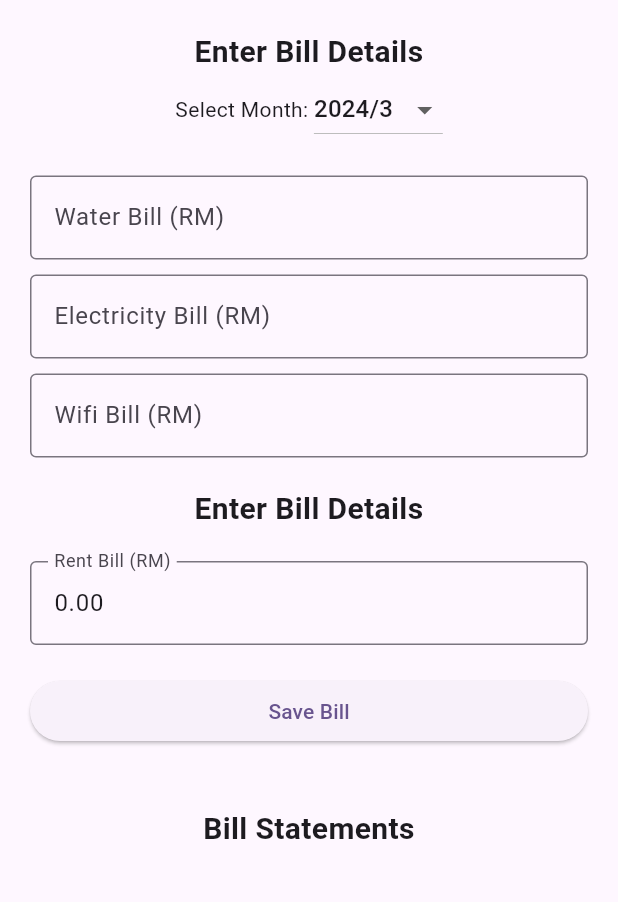
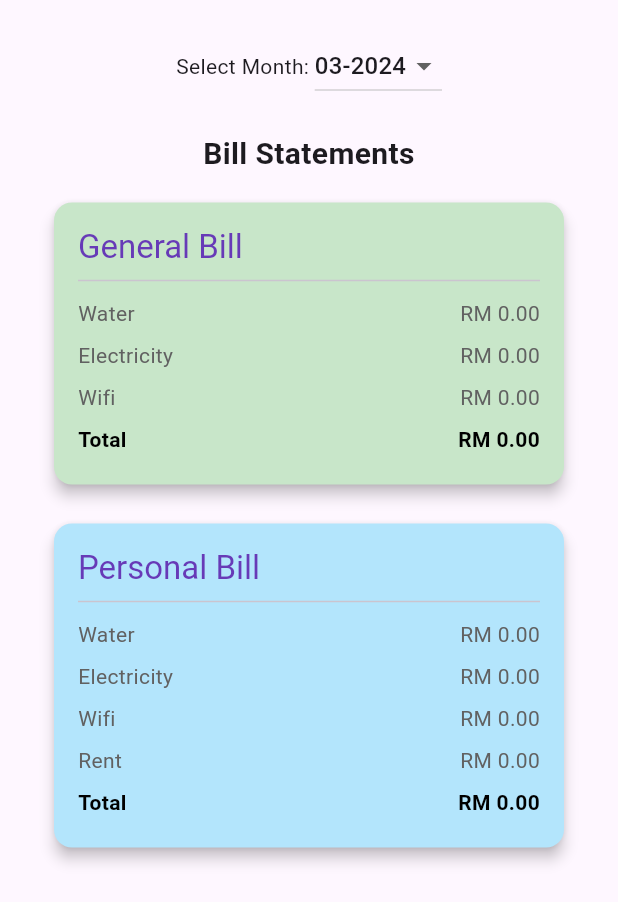
Before and after one commit to ahmdirfnz/Rumah-Sewa-App, a Flutter app: the BillScreen screen opened directly, on a phone screen of 412 x 824 dp. Shown: the top 902 px of the screen. Run offline on Flutter 3.47's test engine with Material 3 defaults, Android fonts, the phone set to English and light mode, and no system bars; our stand-ins replace cloud_firestore, firebase_auth, firebase_core, modal_progress_hud_nsn; accounts and stored records are empty.

Commit message:
completed bill page features

```diff
--- a/lib/screens/bill_screen.dart
+++ b/lib/screens/bill_screen.dart
@@ -1,6 +1,7 @@
 import 'package:cloud_firestore/cloud_firestore.dart';
 import 'package:firebase_auth/firebase_auth.dart';
 import 'package:flutter/material.dart';
+import 'package:rumah_sewa_app/widget/billDetailsCard.dart';
 
 import '../utils/bill.dart';
 
@@ -20,17 +21,57 @@ class _BillScreenState extends State<BillScreen> {
   double totalBill = 0.0;
   double splitAmount = 0.0;
   double rentBill = 0.0;
-  bool isLoading = false;
+  String userRole = 'user';
+  bool isLoading = true;
 
   late DateTime selectedMonth = DateTime.now();
-  late Stream<QuerySnapshot> billsStream;
+  List<DateTime> months = List.generate(12, (index) {
+    DateTime now = DateTime.now();
+    return DateTime(now.year, now.month - index);
+  }).reversed.toList(); // Generates a list of the last 12 months
+  // late Stream<QuerySnapshot> billsStream;
+  late Stream<DocumentSnapshot> personalBillStream;
+  late Stream<DocumentSnapshot> generalBillStream;
 
   @override
   void initState() {
     super.initState();
     selectedMonth = _generateInitialMonth();
     _fetchRentBill();
-    billsStream = _getBillsStream(selectedMonth);
+    _updateBillStreams(selectedMonth);
+    _determineUserRole();
+    // billsStream = _getBillsStream(selectedMonth);
+  }
+
+  Future<void> _determineUserRole() async {
+    User? user = FirebaseAuth.instance.currentUser;
+    if (user != null) {
+      final docSnapshot = await FirebaseFirestore.instance
+          .collection('users')
+          .doc(user.uid)
+          .get();
+      final role = docSnapshot.data()?['role'] ?? 'user';
+      setState(() {
+        userRole = role;
+        isLoading = false;
+      });
+    } else {
+      setState(() => isLoading = false); // Handle not logged in state
+    }
+  }
+
+  void _updateBillStreams(DateTime month) {
+    String monthYear = _formatMonthYear(month);
+    personalBillStream = _getPersonalBillStream(monthYear);
+    generalBillStream = _getGeneralBillStream(monthYear);
+  }
+
+  String _formatMonthYear(DateTime date) {
+    return "${date.month}-${date.year}";
+  }
+
+  String _formatMonthForDisplay(DateTime date) {
+    return "${date.month.toString().padLeft(2, '0')}-${date.year}";
   }
 
   DateTime _generateInitialMonth() {
@@ -39,15 +80,139 @@ class _BillScreenState extends State<BillScreen> {
     return DateTime(currentMonth.year, currentMonth.month);
   }
 
-  Stream<QuerySnapshot> _getBillsStream(DateTime month) {
-    final startOfMonth = DateTime(month.year, month.month, 1);
-    final endOfMonth = DateTime(month.year, month.month + 1, 0, 23, 59, 59);
+  Future<void> _savePersonalBill(
+      DateTime selectedMonth, Bill bill, String userId) async {
+    // Convert selectedMonth to a month-year string format if needed
+    String monthYear = "${selectedMonth.month}-${selectedMonth.year}";
+
+    // Convert DateTime to Timestamp if saving to Firestore
+    Timestamp billTimestamp = Timestamp.fromDate(bill.timestamp);
+
+    // Construct your bill data map, ensuring dates are properly converted
+    Map<String, dynamic> billData = {
+      'water': bill.water,
+      'electricity': bill.electricity,
+      'wifi': bill.wifi,
+      'rent': bill.rent,
+      'total': bill.total,
+      'timestamp': billTimestamp,
+    };
+
+    await FirebaseFirestore.instance
+        .collection('personalBills')
+        .doc(userId)
+        .collection('bills')
+        .doc(monthYear)
+        .set(billData);
+  }
+
+  Future<void> _saveGeneralBill(DateTime date, Bill bill) async {
+    String monthYear = "${date.month}-${date.year}";
+    await FirebaseFirestore.instance
+        .collection('generalBills')
+        .doc(monthYear)
+        .set({
+      'water': bill.water,
+      'electricity': bill.electricity,
+      'wifi': bill.wifi,
+      'total': bill.total,
+      'timestamp': bill.timestamp,
+    });
+  }
+
+  Stream<DocumentSnapshot> _getPersonalBillStream(String monthYear) {
+    User? user = FirebaseAuth.instance.currentUser;
+    if (user == null) {
+      print("No user logged in");
+      return Stream.empty();
+    }
     return FirebaseFirestore.instance
+        .collection('personalBills')
+        .doc(user.uid)
         .collection('bills')
-        .where('timestamp', isGreaterThanOrEqualTo: startOfMonth)
-        .where('timestamp', isLessThanOrEqualTo: endOfMonth)
+        .doc(monthYear)
         .snapshots();
   }
+
+  Stream<DocumentSnapshot> _getGeneralBillStream(String monthYear) {
+    return FirebaseFirestore.instance
+        .collection('generalBills')
+        .doc(monthYear)
+        .snapshots();
+  }
+
+  void _updateUserBillsWithGeneralBill(Bill generalBill) async {
+    final usersSnapshot =
+        await FirebaseFirestore.instance.collection('users').get();
+    for (var doc in usersSnapshot.docs) {
+      // Assuming each user document has a 'rent' field with the rent amount
+      final userRent = double.tryParse(doc.data()['rent'].toString()) ?? 0.0;
+
+      final sharedBill =
+          (generalBill.water + generalBill.electricity + generalBill.wifi) / 3;
+      final individualTotal =
+          sharedBill + userRent; // Using the user-specific rent value
+
+      final personalBill = Bill(
+        water: generalBill.water / 3,
+        electricity: generalBill.electricity / 3,
+        wifi: generalBill.wifi / 3,
+        rent: userRent, // Now using the fetched userRent value
+        total: individualTotal,
+        timestamp:
+            DateTime.now(), // Ensure this is converted correctly for Firestore
+      );
+
+      await _savePersonalBill(selectedMonth, personalBill, doc.id);
+    }
+    ScaffoldMessenger.of(context).showSnackBar(
+        SnackBar(content: Text('User bills updated successfully.')));
+  }
+
+  void _handleAdminBillSubmission() async {
+    // Assuming rentBill holds the latest rent value fetched from Firestore
+    final rent = rentBill; // Use the rent value fetched from Firestore
+
+    final water = double.tryParse(waterController.text) ?? 0.0;
+    final electricity = double.tryParse(electricityController.text) ?? 0.0;
+    final wifi = double.tryParse(wifiController.text) ?? 0.0;
+
+    // Calculate the shared part of the bill (excluding rent, divided by 3)
+    final sharedBill = (water + electricity + wifi) / 3;
+
+    final generalBill = Bill(
+      water: water,
+      electricity: electricity,
+      wifi: wifi,
+      rent: 0, // Rent is not part of the general bill
+      total: water + electricity + wifi, // General bill total (without rent)
+      timestamp: DateTime.now(),
+    );
+
+    try {
+      await _saveGeneralBill(selectedMonth, generalBill);
+
+      // Assuming _updateUserBillsWithGeneralBill will use the sharedBill and add individual rent
+      _updateUserBillsWithGeneralBill(generalBill);
+
+      ScaffoldMessenger.of(context)
+          .showSnackBar(SnackBar(content: Text('General bill saved.')));
+    } catch (e) {
+      print("Failed to save general bill: $e");
+      ScaffoldMessenger.of(context).showSnackBar(
+          SnackBar(content: Text('Failed to save general bill.')));
+    }
+  }
+
+  // Stream<QuerySnapshot> _getBillsStream(DateTime month) {
+  //   final startOfMonth = DateTime(month.year, month.month, 1);
+  //   final endOfMonth = DateTime(month.year, month.month + 1, 0, 23, 59, 59);
+  //   return FirebaseFirestore.instance
+  //       .collection('bills')
+  //       .where('timestamp', isGreaterThanOrEqualTo: startOfMonth)
+  //       .where('timestamp', isLessThanOrEqualTo: endOfMonth)
+  //       .snapshots();
+  // }
 
   Future<void> _fetchRentBill() async {
     User? user = FirebaseAuth.instance.currentUser;
@@ -79,30 +244,47 @@ class _BillScreenState extends State<BillScreen> {
     }
   }
 
-  void _saveBill() async {
-    final waterBill = double.parse(waterController.text);
-    final electricityBill = double.parse(electricityController.text);
-    final wifiBill = double.parse(wifiController.text);
+  // void _saveBill() async {
+  //   final waterBill = double.parse(waterController.text);
+  //   final electricityBill = double.parse(electricityController.text);
+  //   final wifiBill = double.parse(wifiController.text);
+  //   final rent = double.parse(
+  //       rentController.text); // Assuming rent is part of personal bills only
 
-    setState(() {
-      totalBill = waterBill + electricityBill + wifiBill + rentBill;
-      splitAmount = totalBill / 3; // Adjust based on your splitting logic.
-    });
+  //   setState(() {
+  //     totalBill = waterBill + electricityBill + wifiBill + rent;
+  //     splitAmount = totalBill / 3; // Adjust based on your splitting logic.
+  //   });
 
-    final newBill = Bill(
-      water: waterBill,
-      electricity: electricityBill,
-      wifi: wifiBill,
-      rent: rentBill,
-      total: totalBill,
-      timestamp: DateTime.now(), // Ensure your Bill model accepts a Timestamp.
-    );
+  //   // Create the Bill object for personal bill
+  //   final personalBill = Bill(
+  //     water: waterBill,
+  //     electricity: electricityBill,
+  //     wifi: wifiBill,
+  //     rent: rent,
+  //     total: totalBill,
+  //     timestamp: DateTime.now(),
+  //   );
 
-    await FirebaseFirestore.instance.collection('bills').add(newBill.toMap());
+  //   // Create a similar Bill object for the general bill, excluding the rent
+  //   final generalBill = Bill(
+  //     water: waterBill,
+  //     electricity: electricityBill,
+  //     wifi: wifiBill,
+  //     rent: rent,
+  //     total: waterBill + electricityBill + wifiBill, // No rent included
+  //     timestamp: DateTime.now(),
+  //   );
 
-    ScaffoldMessenger.of(context)
-        .showSnackBar(SnackBar(content: Text('Bill saved successfully')));
-  }
+  //   // Save the personal bill
+  //   await _savePersonalBill(selectedMonth, personalBill);
+
+  //   // Save the general bill
+  //   await _saveGeneralBill(selectedMonth, generalBill);
+
+  //   ScaffoldMessenger.of(context)
+  //       .showSnackBar(SnackBar(content: Text('Bill saved successfully')));
+  // }
 
   @override
   Widget build(BuildContext context) {
@@ -123,14 +305,6 @@ class _BillScreenState extends State<BillScreen> {
           child: Column(
             crossAxisAlignment: CrossAxisAlignment.stretch,
             children: [
-              Text(
-                'Enter Bill Details',
-                style: TextStyle(
-                  fontSize: 20,
-                  fontWeight: FontWeight.bold,
-                ),
-                textAlign: TextAlign.center,
-              ),
               Row(
                 mainAxisAlignment: MainAxisAlignment.center,
                 children: [
@@ -140,26 +314,69 @@ class _BillScreenState extends State<BillScreen> {
                     onChanged: (DateTime? newValue) {
                       setState(() {
                         selectedMonth = newValue!;
-                        billsStream = _getBillsStream(selectedMonth);
+                        _updateBillStreams(selectedMonth);
                       });
                     },
-                    items: List<DropdownMenuItem<DateTime>>.generate(
-                      12,
-                      (int index) {
-                        final currentMonth = DateTime.now()
-                            .subtract(Duration(days: DateTime.now().day - 1));
-                        final month = DateTime(
-                            currentMonth.year, currentMonth.month - index);
+                    items: months
+                        .map<DropdownMenuItem<DateTime>>((DateTime value) {
                       return DropdownMenuItem<DateTime>(
-                          value: month,
-                          child: Text('${month.year}/${month.month}'),
+                        value: value,
+                        child: Text(_formatMonthForDisplay(value)),
                       );
-                      },
-                    ),
+                    }).toList(),
                   ),
                 ],
               ),
+              if (userRole == 'admin') _buildAdminBillEntryForm(),
               SizedBox(height: 20),
+              Text(
+                'Bill Statements',
+                style: TextStyle(
+                  fontSize: 20,
+                  fontWeight: FontWeight.bold,
+                ),
+                textAlign: TextAlign.center,
+              ),
+              SizedBox(height: 10),
+              StreamBuilder<DocumentSnapshot>(
+                stream: generalBillStream,
+                builder: (context, snapshot) {
+                  if (!snapshot.hasData) return CircularProgressIndicator();
+                  var data =
+                      snapshot.data?.data() as Map<String, dynamic>? ?? {};
+                  return BillDetailsWidget(billData: data, billType: "General");
+                },
+              ),
+              SizedBox(height: 10),
+              StreamBuilder<DocumentSnapshot>(
+                stream: personalBillStream,
+                builder: (context, snapshot) {
+                  if (!snapshot.hasData) return CircularProgressIndicator();
+                  var data =
+                      snapshot.data?.data() as Map<String, dynamic>? ?? {};
+                  return BillDetailsWidget(
+                      billData: data, billType: "Personal");
+                },
+              ),
+            ],
+          ),
+        ),
+      ),
+    );
+  }
+
+  Widget _buildAdminBillEntryForm() {
+    return Column(
+      children: [
+        Text(
+          'Enter Bill Details',
+          style: TextStyle(
+            fontSize: 20,
+            fontWeight: FontWeight.bold,
+          ),
+          textAlign: TextAlign.center,
+        ),
+        SizedBox(height: 10),
         TextFormField(
           controller: waterController,
           keyboardType: TextInputType.number,
@@ -190,16 +407,7 @@ class _BillScreenState extends State<BillScreen> {
           ),
         ),
         SizedBox(height: 20),
-              Text(
-                'Enter Bill Details',
-                style: TextStyle(
-                  fontSize: 20,
-                  fontWeight: FontWeight.bold,
-                ),
-                textAlign: TextAlign.center,
-              ),
         // Other widgets...
-              SizedBox(height: 20),
         TextFormField(
           controller: rentController, // Use the controller here
           readOnly: true,
@@ -211,7 +419,7 @@ class _BillScreenState extends State<BillScreen> {
         // Other widgets...
         SizedBox(height: 20),
         ElevatedButton(
-                onPressed: _saveBill,
+          onPressed: _handleAdminBillSubmission,
           child: Text('Save Bill'),
         ),
         SizedBox(height: 20),
@@ -230,68 +438,7 @@ class _BillScreenState extends State<BillScreen> {
               SizedBox(height: 20),
             ],
           ),
-              SizedBox(height: 20),
-              Text(
-                'Bill Statements',
-                style: TextStyle(
-                  fontSize: 20,
-                  fontWeight: FontWeight.bold,
-                ),
-                textAlign: TextAlign.center,
-              ),
-              SizedBox(height: 10),
-              StreamBuilder<QuerySnapshot>(
-                stream: billsStream,
-                builder: (context, snapshot) {
-                  if (!snapshot.hasData) return CircularProgressIndicator();
-                  final bills = snapshot.data!.docs;
-                  return ListView.builder(
-                    physics: NeverScrollableScrollPhysics(),
-                    shrinkWrap: true,
-                    itemCount: bills.length,
-                    itemBuilder: (context, index) {
-                      final bill = bills[index];
-                      return Container(
-                        margin: EdgeInsets.symmetric(vertical: 5),
-                        decoration: BoxDecoration(
-                          border: Border.all(color: Colors.grey),
-                          borderRadius: BorderRadius.circular(8),
-                        ),
-                        padding: EdgeInsets.all(10),
-                        child: Column(
-                          crossAxisAlignment: CrossAxisAlignment.start,
-                          children: [
-                            Text(
-                              'Bill ${index + 1}',
-                              style: TextStyle(
-                                fontWeight: FontWeight.bold,
-                                fontSize: 16,
-                              ),
-                            ),
-                            Divider(color: Colors.grey),
-                            Text('Water: RM${bill['water']}'),
-                            Divider(color: Colors.grey),
-                            Text('Electricity: RM${bill['electricity']}'),
-                            Divider(color: Colors.grey),
-                            Text('Wifi: RM${bill['wifi']}'),
-                            Divider(color: Colors.grey),
-                            Text('Rent: RM${bill['rent']}'),
-                            Divider(color: Colors.grey),
-                            Text(
-                              'Total: RM${bill['total']}',
-                              style: TextStyle(fontWeight: FontWeight.bold),
-                            ),
       ],
-                        ),
-                      );
-                    },
-                  );
-                },
-              )
-            ],
-          ),
-        ),
-      ),
     );
   }
 }
--- a/lib/screens/home_screen.dart
+++ b/lib/screens/home_screen.dart
@@ -75,7 +75,7 @@ class _HomeScreenState extends State<HomeScreen> {
                 icon: Icon(Icons.logout_rounded))
           ],
           title: const Text(
-            'Rumah Sewa Management App',
+            'Kroni KL Management App',
             style: TextStyle(
                 fontSize: 20.0,
                 color: Colors.white,
--- /dev/null
+++ b/lib/widget/billDetailsCard.dart
@@ -0,0 +1,76 @@
+import 'package:flutter/material.dart';
+
+class BillDetailsWidget extends StatelessWidget {
+  final Map<String, dynamic> billData;
+  final String billType; // To distinguish between "Personal" and "General"
+
+  BillDetailsWidget({Key? key, required this.billData, required this.billType})
+      : super(key: key);
+
+  @override
+  Widget build(BuildContext context) {
+    double water = double.tryParse(billData['water'].toString()) ?? 0.0;
+    double electricity =
+        double.tryParse(billData['electricity'].toString()) ?? 0.0;
+    double wifi = double.tryParse(billData['wifi'].toString()) ?? 0.0;
+    double rent = double.tryParse(billData['rent']?.toString() ?? '0.0') ??
+        0.0; // Rent might not be present for general bills
+    double total = double.tryParse(billData['total'].toString()) ?? 0.0;
+
+    Color cardColor = billType == "Personal"
+        ? Colors.lightBlue[100]!
+        : Colors.green[100]!; // Highlight colors
+
+    return Card(
+      elevation: 4.0,
+      color: cardColor, // Apply the color here
+      margin: const EdgeInsets.symmetric(vertical: 8.0, horizontal: 16.0),
+      child: Padding(
+        padding: const EdgeInsets.all(16.0),
+        child: Column(
+          crossAxisAlignment: CrossAxisAlignment.start,
+          children: [
+            Text(
+              '$billType Bill',
+              style: Theme.of(context)
+                  .textTheme
+                  .headline6
+                  ?.copyWith(color: Colors.deepPurple),
+            ),
+            const Divider(),
+            _buildBillRow("Water", water),
+            _buildBillRow("Electricity", electricity),
+            _buildBillRow("Wifi", wifi),
+            if (billType == "Personal") _buildBillRow("Rent", rent),
+            _buildBillRow("Total", total, isTotal: true),
+          ],
+        ),
+      ),
+    );
+  }
+
+  Widget _buildBillRow(String name, double value, {bool isTotal = false}) {
+    return Padding(
+      padding: const EdgeInsets.symmetric(vertical: 4.0),
+      child: Row(
+        mainAxisAlignment: MainAxisAlignment.spaceBetween,
+        children: [
+          Text(
+            name,
+            style: TextStyle(
+              fontWeight: isTotal ? FontWeight.bold : FontWeight.normal,
+              color: isTotal ? Colors.black : Colors.grey[700],
+            ),
+          ),
+          Text(
+            "RM ${value.toStringAsFixed(2)}",
+            style: TextStyle(
+              fontWeight: isTotal ? FontWeight.bold : FontWeight.normal,
+              color: isTotal ? Colors.black : Colors.grey[700],
+            ),
+          ),
+        ],
+      ),
+    );
+  }
+}
```
Lines whose indentation alone changed are shown as unchanged.
